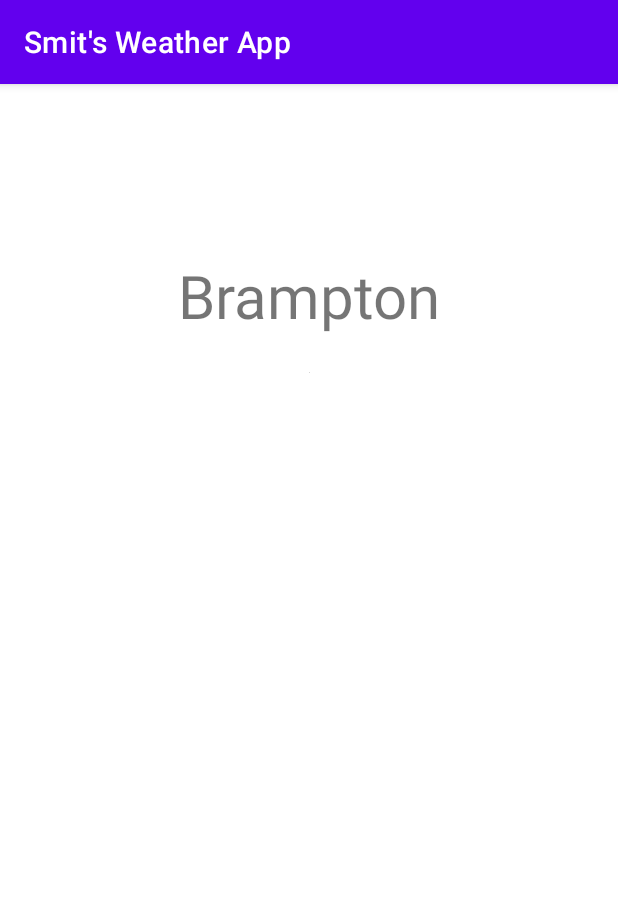
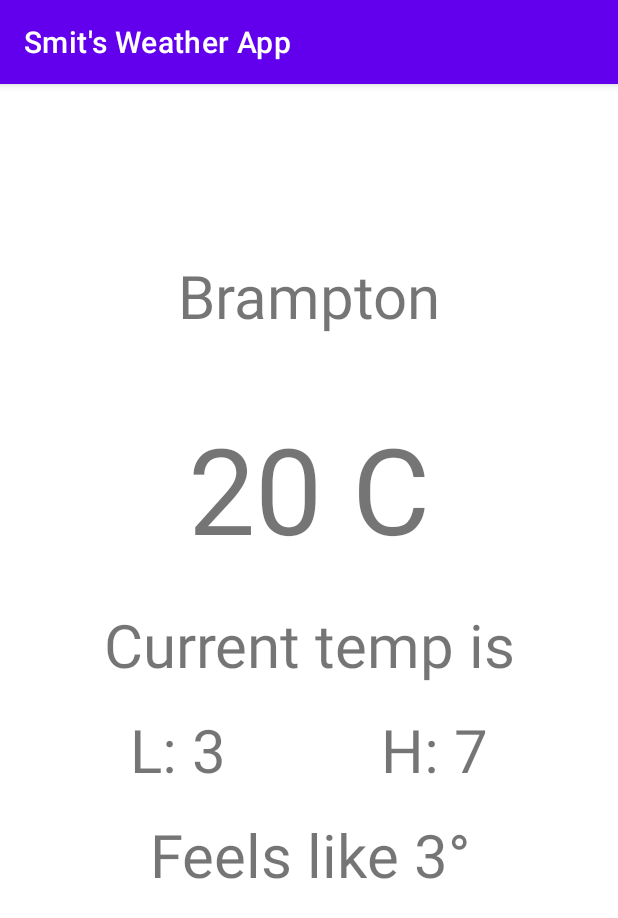
Before and after one commit to theSmitChawda/android-weather-app, an Android app: the screen it shows after launch (MainActivity), on a phone screen of 412 x 824 dp. Shown: the top 918 px of the screen. Run offline under Robolectric (Android 15) with nearby library versions, the phone set to English and light mode, and no system bars; our stand-ins replace Picasso; pictures from the network do not load.

Commit message:
No Weather logic implemented. App functional.

```diff
--- a/app/src/main/java/com/smitchawda/smitsweatherapp/MainActivity.java
+++ b/app/src/main/java/com/smitchawda/smitsweatherapp/MainActivity.java
@@ -54,34 +54,14 @@ public class MainActivity extends AppCompatActivity{
     ImageView weather_icon;
 
     /*---------------------Logic Variables---------------------*/
-    Weather weather;
     static Map<String, String> data = new HashMap<String, String>();
 
     @Override
     protected void onCreate(Bundle savedInstanceState) {
         super.onCreate(savedInstanceState);
         onConfigurationChanged(getResources().getConfiguration());
-        initializeDesignComponents();
-        initializeLogicComponents();
-        applicationLogic();
-
-        /* Created a new Thread to collect Weather Data
-         * every 15s without disturbing the main UI thread. */
-//        WeatherDataThread weatherDataThread = new WeatherDataThread(15);
-//        weatherDataThread.start();
     }
 
-    private void applicationLogic(){
-//        city.setText(weather.getCity());
-        temperature.setText(data.get("temperature"));
-        min_temp.setText(data.get("min_temperature"));
-        max_temp.setText(data.get("max_temperature"));
-        feels_like_temp.setText(data.get("feels_like_temperature"));
-        weather_description.setText(data.get("description"));
-        Picasso.get().load("https://openweathermap.org/img/wn/"+data.get("icon")+"@2x.png").into(weather_icon);
-    }
-
-    @SuppressLint("ResourceType")
     private void initializeDesignComponents(){
         try {
             main_constraint_layout = findViewById(R.id.main_constraint_layout);
@@ -101,25 +81,17 @@ public class MainActivity extends AppCompatActivity{
         }
     }
 
-    private void initializeLogicComponents(){
-        //TODO Get userlocation and set the city.
-        //TODO weather = new Weather(city);
-        weather = new Weather("Brampton");
-    }
-
     public void onConfigurationChanged(Configuration newConfig) {
         super.onConfigurationChanged(newConfig);
         if(newConfig.orientation == Configuration.ORIENTATION_LANDSCAPE) {
             setContentView(R.layout.activity_main);
             Toast.makeText(MainActivity.this, "Landscape", Toast.LENGTH_SHORT).show();
             initializeDesignComponents();
-            applicationLogic();
         }
         else if(newConfig.orientation == Configuration.ORIENTATION_PORTRAIT) {
             setContentView(R.layout.activity_main);
             Toast.makeText(MainActivity.this, "Potrait", Toast.LENGTH_SHORT).show();
             initializeDesignComponents();
-            applicationLogic();
         }
     }
 
--- a/app/src/main/java/com/smitchawda/smitsweatherapp/Weather.java
+++ /dev/null
@@ -1,154 +0,0 @@
-package com.smitchawda.smitsweatherapp;
-
-import java.io.BufferedReader;
-import java.io.IOException;
-import java.io.InputStreamReader;
-import java.math.BigDecimal;
-import java.net.HttpURLConnection;
-import java.net.MalformedURLException;
-import java.net.URL;
-import java.util.HashMap;
-import java.util.Map;
-import org.json.JSONException;
-import org.json.JSONObject;
-
-public class Weather {
-    /**
-     * JSON variables
-     */
-    private String city;
-    private String country = "CA";
-    private BigDecimal temperature;
-    private BigDecimal feelsLikeTemperature;
-    private BigDecimal minTemperature;
-    private BigDecimal maxTemperature;
-    private String imageId;
-    private String weatherDescription;
-    /**
-     * Returning variables
-     */
-    private String[] data = new String[6];
-    private Map<String, String> cleanData = new HashMap<String, String>();
-
-    private final String apiKey = "d9b82647df4c26aa3ee3fc48a4d2a25a";
-    private String apiUrl = "https://api.openweathermap.org/data/2.5/weather?q=Brampton&units=metric&appid=";
-    private int status;
-    private URL url;
-    private HttpURLConnection http;
-    private int connectionTimeout = 5000;
-    private int readTimeout = 5000;
-    private BufferedReader in;
-
-    private JSONObject jsonObject;
-
-    public Weather(String city) {
-        super();
-        this.city = city;
-        this.apiUrl =
-                "https://api.openweathermap.org/data/2.5/weather?q="+this.city+
-                        "&units=metric&appid=" +this.apiKey;
-        try {
-            this.url = new URL(this.apiUrl);
-        } catch (MalformedURLException e) {
-            System.out.println("URL connection failed");
-            e.printStackTrace();
-        }
-        parseWeatherDataJSON();
-    }
-
-    private void parseWeatherDataJSON(){
-        try {
-            this.http = (HttpURLConnection) this.url.openConnection();
-            this.http.setRequestMethod("GET");
-            this.http.setRequestProperty("Content-Type", "application/json");
-            this.http.setConnectTimeout(connectionTimeout);
-            this.http.setReadTimeout(readTimeout);
-
-            this.status = http.getResponseCode();
-
-            this.in = new BufferedReader(new InputStreamReader(http.getInputStream()));
-            String line;
-            StringBuffer content = new StringBuffer();
-
-            while((line = this.in.readLine()) != null) {
-                content.append(line);
-            }
-
-            try {
-                this.jsonObject = new JSONObject(content.toString());
-            } catch (JSONException e) {
-                e.printStackTrace();
-            }
-
-        } catch (IOException e) {
-            System.out.println("HttpURLConnection failed");
-            e.printStackTrace();
-        }
-    }
-
-    public String[] fetchData() {
-        JSONObject rootObj = this.jsonObject;
-        try {
-            this.temperature = (BigDecimal) rootObj.getJSONObject("main").get("temp");
-            this.feelsLikeTemperature = (BigDecimal) rootObj.getJSONObject("main").get("feels_like");
-            this.minTemperature = (BigDecimal) rootObj.getJSONObject("main").get("temp_min");
-            this.maxTemperature = (BigDecimal) rootObj.getJSONObject("main").get("temp_max");
-
-            JSONObject childObj = (JSONObject) rootObj.getJSONArray("weather").get(0);
-
-            this.weatherDescription = childObj.getString("description");
-            this.imageId = childObj.getString("icon");
-        } catch (JSONException e) {
-            e.printStackTrace();
-        }
-        this.data[0] = this.temperature+"";
-        this.data[1] = this.feelsLikeTemperature+"";
-        this.data[2] = this.minTemperature+"";
-        this.data[3] = this.maxTemperature+"";
-        this.data[4] = this.weatherDescription;
-        this.data[5] = this.imageId;
-
-        return this.data;
-    }
-
-
-    public Map<String, String> fetchLabelledData(){
-        JSONObject rootObj = this.jsonObject;
-        try {
-            this.temperature = (BigDecimal) rootObj.getJSONObject("main").get("temp");
-            this.feelsLikeTemperature = (BigDecimal) rootObj.getJSONObject("main").get("feels_like");
-            this.minTemperature = (BigDecimal) rootObj.getJSONObject("main").get("temp_min");
-            this.maxTemperature = (BigDecimal) rootObj.getJSONObject("main").get("temp_max");
-
-            JSONObject childObj = (JSONObject) rootObj.getJSONArray("weather").get(0);
-
-            this.weatherDescription = childObj.getString("description");
-            this.imageId = childObj.getString("icon");
-        } catch (JSONException e) {
-            e.printStackTrace();
-        }
-        this.cleanData.put("temperature", this.temperature+"");
-        this.cleanData.put("feels_like_temperature", this.feelsLikeTemperature+"");
-        this.cleanData.put("min_temperature", this.minTemperature+"");
-        this.cleanData.put("max_temperature", this.maxTemperature+"");
-        this.cleanData.put("description", this.weatherDescription+"");
-        this.cleanData.put("icon", this.imageId+"");
-        return this.cleanData;
-    }
-
-    public String getCity() {
-        return city;
-    }
-
-    public void setCity(String city) {
-        this.city = city;
-    }
-
-    public String getCountry() {
-        return country;
-    }
-
-    public void setCountry(String country) {
-        this.country = country;
-    }
-}
```
